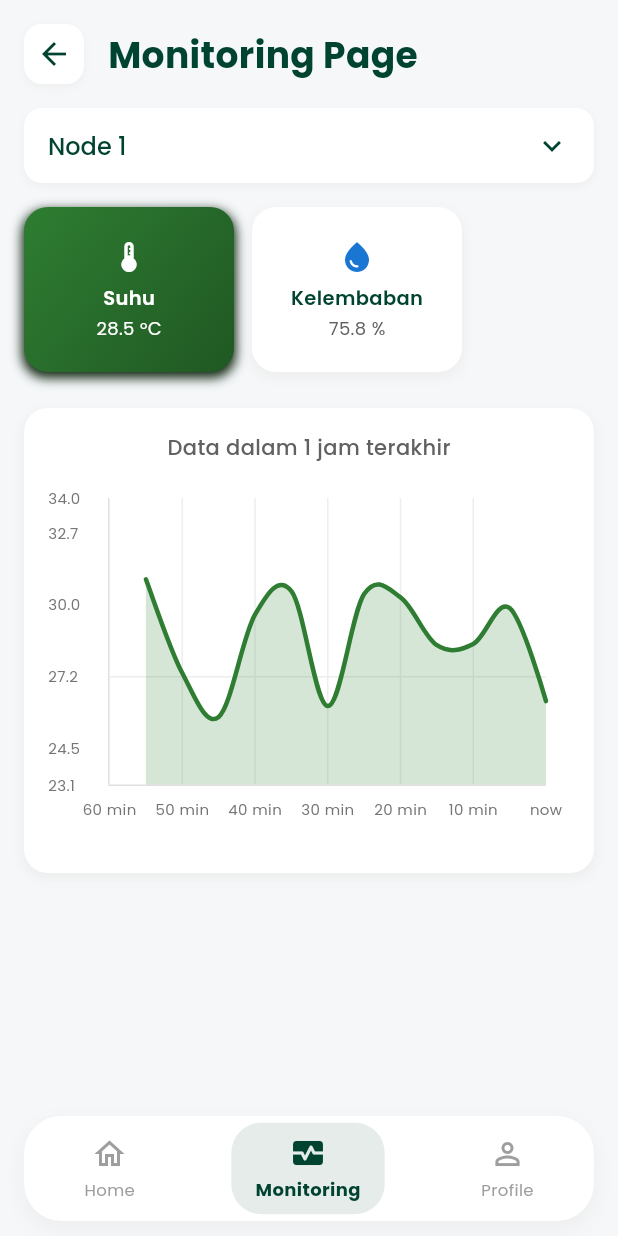
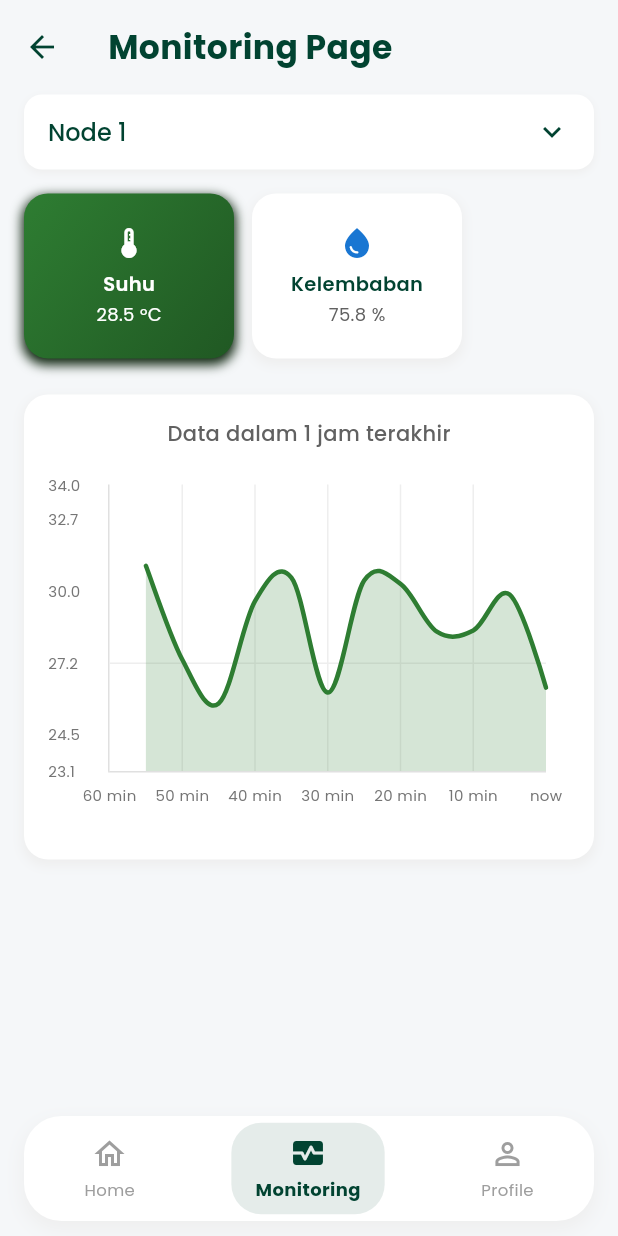
Before and after one commit to ItsarHvr/LokaSync-OTA-Firmware-Update-ESP32, a Flutter app: the Monitoring screen opened by its route, on a phone screen of 412 x 824 dp. Run offline on Flutter 3.47's test engine with Material 3 defaults, Android fonts, the phone set to English and light mode, and no system bars; drawn by our look-alikes of fl_chart; our stand-ins replace elegant_notification, firebase_auth, firebase_core, flutter_secure_storage, google_fonts, google_sign_in and 2 more; accounts and stored records are empty; generated files the repository leaves out were written again.

Commit message:
Penyesuaian AppBar di monitoring page.

```diff
--- a/lib/features/monitoring/presentation/pages/monitoring_page.dart
+++ b/lib/features/monitoring/presentation/pages/monitoring_page.dart
@@ -295,28 +295,14 @@ class _MonitoringState extends State<Monitoring> {
                 InkWell(
                   onTap: () => Navigator.pushReplacementNamed(context, '/home'),
                   borderRadius: BorderRadius.circular(12),
-                  child: Container(
-                    padding: const EdgeInsets.all(8),
-                    decoration: BoxDecoration(
-                      color: Colors.white,
-                      borderRadius: BorderRadius.circular(12),
-                      boxShadow: [
-                        BoxShadow(
-                          color: Colors.grey.shade200,
-                          blurRadius: 4,
-                          offset: const Offset(0, 2),
-                        ),
-                      ],
-                    ),
-                    child: const Icon(Icons.arrow_back, color: Color(0xFF014331)),
-                  ),
+                  child: const Icon(Icons.arrow_back, color: Color(0xFF014331), size: 24),
                 ),
-                const SizedBox(width: 16),
+                const SizedBox(width: 32), // Increased from 16 to 32 for more spacing
                 // Title now placed beside the back button
                 Text(
                   'Monitoring Page',
                   style: GoogleFonts.poppins(
-                    fontSize: 24,
+                    fontSize: 22,
                     fontWeight: FontWeight.bold,
                     color: const Color(0xFF014331),
                   ),
```
